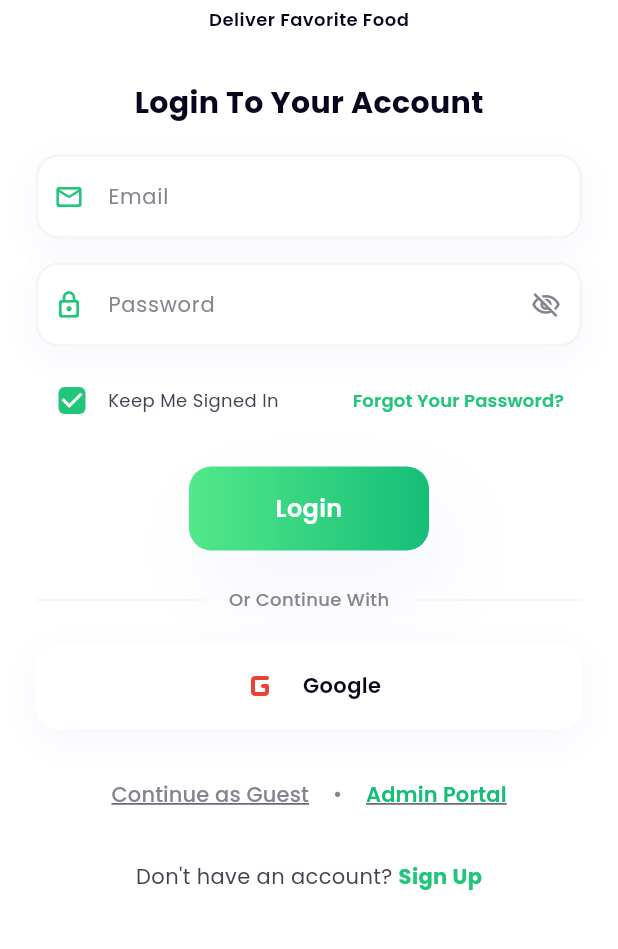
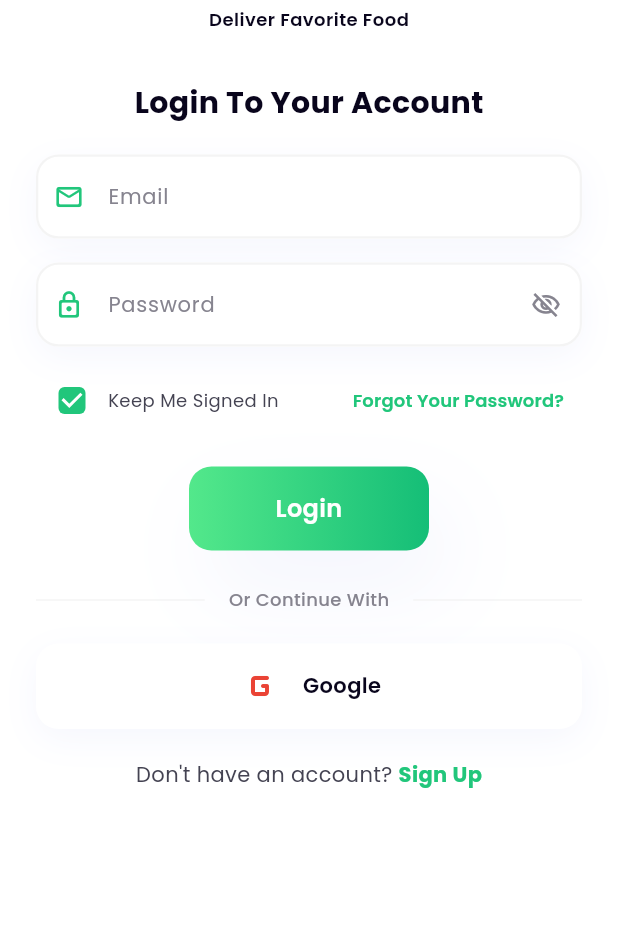
Before and after one commit to linhntn2911/Ordering_Food_System, a Flutter app: the screen it shows after launch, on a phone screen of 412 x 824 dp, the part 240-1189 px from its top. Run offline on Flutter 3.47's test engine with Material 3 defaults, Android fonts, the phone set to English and light mode, and no system bars; our stand-ins replace cloud_firestore, firebase_auth, firebase_core, firebase_storage, flutter_riverpod, google_sign_in and 2 more; accounts and stored records are empty.

Commit message:
fix(auth): fix OTP consumption in password reset and remove guest/admin links from login

```diff
--- a/lib/features/auth/domain/repositories/otp_repository.dart
+++ b/lib/features/auth/domain/repositories/otp_repository.dart
@@ -25,10 +25,12 @@
   Future<String> sendOtp({required String email, required OtpType type});
 
   /// Verifies that the provided [code] matches the active OTP for [email] and [type].
+  /// If [consume] is true, marks the OTP as used so it cannot be reused.
   Future<bool> verifyOtp({
     required String email,
     required String code,
     required OtpType type,
+    bool consume = true,
   });
 
   /// Resets the user's password after verifying the [otp].
--- a/lib/features/auth/presentation/viewmodels/otp_view_model.dart
+++ b/lib/features/auth/presentation/viewmodels/otp_view_model.dart
@@ -127,10 +127,13 @@
         );
         return true;
       } else {
+        // For forgotPassword, verify validity without consuming OTP yet.
+        // It will be consumed when resetPasswordWithOtp is called.
         final verified = await otpRepo.verifyOtp(
           email: email,
           code: cleanCode,
           type: type,
+          consume: false,
         );
         state = state.copyWith(isLoading: false, isVerified: verified);
         return verified;
--- a/lib/features/auth/presentation/views/login_view.dart
+++ b/lib/features/auth/presentation/views/login_view.dart
@@ -277,51 +277,7 @@
                       ),
                     ],
                   ),
-                  const SizedBox(
-                    height: AppSpacing.p20,
-                  ), // Guest & Admin quick navigation
-                  Row(
-                    mainAxisAlignment: MainAxisAlignment.center,
-                    children: [
-                      TextButton(
-                        onPressed: () {
-                          Navigator.of(context).pushNamedAndRemoveUntil(
-                            AppRoutes.home,
-                            (route) => false,
-                          );
-                        },
-                        child: Text(
-                          'Continue as Guest',
-                          style: AppTextStyles.bodyMedium.copyWith(
-                            color: AppColors.textMuted,
-                            fontWeight: FontWeight.w500,
-                            decoration: TextDecoration.underline,
-                          ),
-                        ),
-                      ),
-                      Text(
-                        ' • ',
-                        style: AppTextStyles.bodyMedium.copyWith(
-                          color: AppColors.textMuted,
-                        ),
-                      ),
-                      TextButton(
-                        key: const ValueKey('login-admin-portal-button'),
-                        onPressed: () {
-                          Navigator.of(context)
-                              .pushNamed(AppRoutes.adminDashboard);
-                        },
-                        child: Text(
-                          'Admin Portal',
-                          style: AppTextStyles.bodyMedium.copyWith(
-                            color: AppColors.primaryEnd,
-                            fontWeight: FontWeight.w600,
-                            decoration: TextDecoration.underline,
-                          ),
-                        ),
-                      ),
-                    ],
-                  ),
+
                   const SizedBox(height: AppSpacing.p20),
 
                   // Sign Up Link
```
Also changed, not shown: lib/features/auth/data/repositories/firestore_otp_repository.dart (+5 -2 lines), 1 other file.
